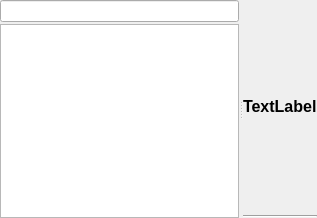
Above: resources/ui/dialogs/treewidget.ui from prymatex/prymatex before the change. Below: the same form after it.
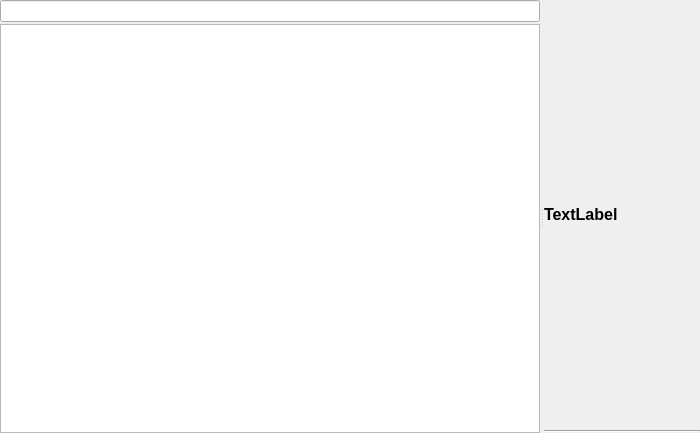
That is the form after the change.

```diff
--- a/resources/ui/dialogs/treewidget.ui
+++ b/resources/ui/dialogs/treewidget.ui
@@ -6,10 +6,16 @@
    <rect>
     <x>0</x>
     <y>0</y>
-    <width>317</width>
-    <height>218</height>
+    <width>700</width>
+    <height>433</height>
    </rect>
   </property>
+  <property name="minimumSize">
+   <size>
+    <width>700</width>
+    <height>433</height>
+   </size>
+  </property>
   <property name="windowTitle">
    <string>Dialog</string>
   </property>
```
